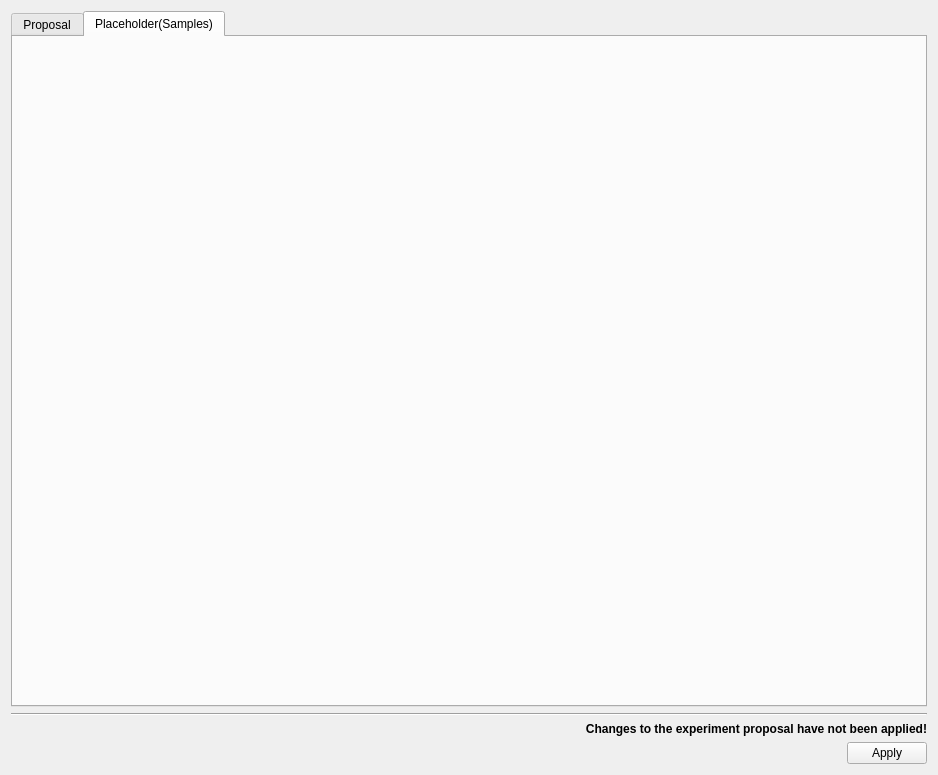
First picture: the form in nicos_ess/gui/panels/ui_files/exp_panel.ui, repository ess-dmsc/nicos, before the edit.
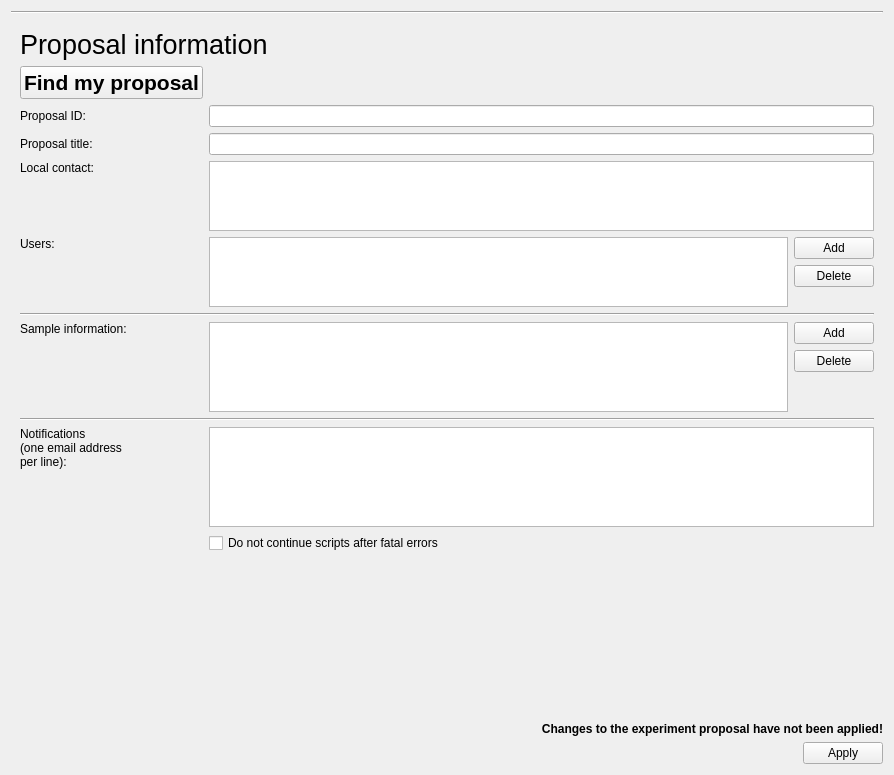
Second picture: the form after the edit. The open tabs and pages were chosen to show the change.

Commit message: restore experiment page

Patch:
```diff
--- a/nicos_ess/gui/panels/ui_files/exp_panel.ui
+++ b/nicos_ess/gui/panels/ui_files/exp_panel.ui
@@ -6,7 +6,7 @@
    <rect>
     <x>0</x>
     <y>0</y>
-    <width>934</width>
+    <width>894</width>
     <height>775</height>
    </rect>
   </property>
@@ -15,21 +15,12 @@
   </property>
   <layout class="QVBoxLayout" name="verticalLayout">
    <item>
-    <widget class="QTabWidget" name="tabWidget">
-     <property name="minimumSize">
-      <size>
-       <width>916</width>
-       <height>0</height>
-      </size>
+    <widget class="Line" name="line">
+     <property name="orientation">
+      <enum>Qt::Horizontal</enum>
      </property>
-     <property name="currentIndex">
-      <number>0</number>
-     </property>
-     <widget class="QWidget" name="Proposal">
-      <attribute name="title">
-       <string>Proposal</string>
-      </attribute>
-      <layout class="QVBoxLayout" name="verticalLayout_7">
+    </widget>
+   </item>
        <item>
         <widget class="QWidget" name="dataBox" native="true">
          <layout class="QVBoxLayout" name="verticalLayout_2">
@@ -337,33 +328,6 @@
            </spacer>
           </item>
          </layout>
-        </widget>
-       </item>
-      </layout>
-     </widget>
-     <widget class="QWidget" name="Samples">
-      <property name="title" stdset="0">
-       <string>Samples</string>
-      </property>
-      <property name="currentTabText" stdset="0">
-       <string>Samples</string>
-      </property>
-      <attribute name="title">
-       <string>Placeholder(Samples)</string>
-      </attribute>
-      <layout class="QVBoxLayout" name="verticalLayout_6">
-       <item>
-        <layout class="QVBoxLayout" name="sample_outer_layout"/>
-       </item>
-      </layout>
-     </widget>
-    </widget>
-   </item>
-   <item>
-    <widget class="Line" name="line">
-     <property name="orientation">
-      <enum>Qt::Horizontal</enum>
-     </property>
     </widget>
    </item>
    <item>
```
Lines whose indentation alone changed are shown as unchanged. The commit also changes 1 other file.
